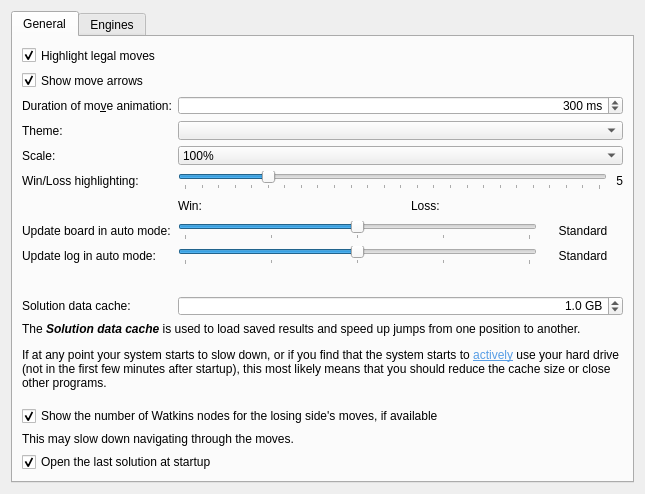
The window that projects/gui/ui/settingsdlg.ui (tolius/solver) describes before a commit, drawn with Qt 5.
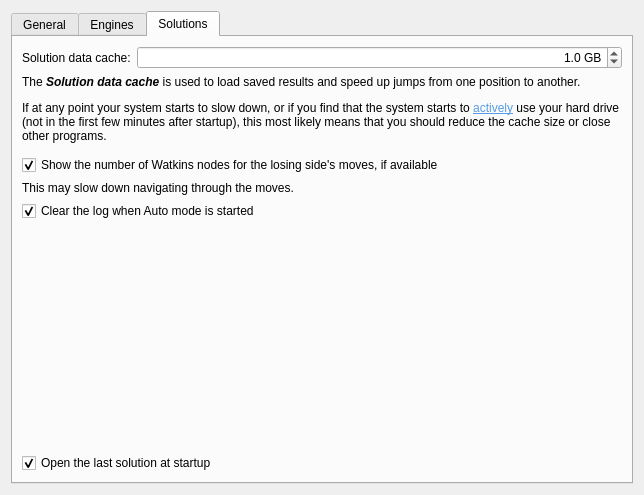
The same window after the commit. The open tabs and pages were chosen to show the change.

Commit message: display additional info on the Results tab

The edit to the form file:
```diff
--- a/projects/gui/ui/settingsdlg.ui
+++ b/projects/gui/ui/settingsdlg.ui
@@ -6,8 +6,8 @@
    <rect>
     <x>0</x>
     <y>0</y>
-    <width>645</width>
-    <height>494</height>
+    <width>644</width>
+    <height>495</height>
    </rect>
   </property>
   <property name="sizePolicy">
@@ -269,48 +269,6 @@
            </item>
           </layout>
          </item>
-         <item row="9" column="0">
-          <spacer name="horizontalSpacer">
-           <property name="orientation">
-            <enum>Qt::Horizontal</enum>
-           </property>
-           <property name="sizeHint" stdset="0">
-            <size>
-             <width>40</width>
-             <height>20</height>
-            </size>
-           </property>
-          </spacer>
-         </item>
-         <item row="10" column="0">
-          <widget class="QLabel" name="label_5">
-           <property name="text">
-            <string>Solution data cache:</string>
-           </property>
-          </widget>
-         </item>
-         <item row="10" column="1">
-          <widget class="QDoubleSpinBox" name="m_bookCache">
-           <property name="alignment">
-            <set>Qt::AlignRight|Qt::AlignTrailing|Qt::AlignVCenter</set>
-           </property>
-           <property name="suffix">
-            <string> GB</string>
-           </property>
-           <property name="decimals">
-            <number>1</number>
-           </property>
-           <property name="maximum">
-            <double>999.899999999999977</double>
-           </property>
-           <property name="singleStep">
-            <double>0.500000000000000</double>
-           </property>
-           <property name="value">
-            <double>1.000000000000000</double>
-           </property>
-          </widget>
-         </item>
          <item row="7" column="0">
           <widget class="QLabel" name="label_12">
            <property name="text">
@@ -420,22 +378,6 @@
          </item>
         </layout>
        </item>
-       <item>
-        <widget class="QLabel" name="label_8">
-         <property name="text">
-          <string>&lt;html&gt;&lt;head/&gt;&lt;body&gt;&lt;p&gt;The &lt;span style=&quot; font-weight:600; font-style:italic;&quot;&gt;Solution data cache&lt;/span&gt; is used to load saved results and speed up jumps from one position to another.&lt;/p&gt;&lt;p&gt;If at any point your system starts to slow down, or if you find that the system starts to &lt;a href=&quot;https://www.quora.com/How-can-we-find-out-which-program-is-using-the-most-of-our-disk-resources-in-Windows-10&quot;&gt;&lt;span style=&quot; text-decoration: underline; color:#569de5;&quot;&gt;actively&lt;/span&gt;&lt;/a&gt; use your hard drive (not in the first few minutes after startup), this most likely means that you should reduce the cache size or close other programs.&lt;/p&gt;&lt;/body&gt;&lt;/html&gt;</string>
-         </property>
-         <property name="textFormat">
-          <enum>Qt::RichText</enum>
-         </property>
-         <property name="wordWrap">
-          <bool>true</bool>
-         </property>
-         <property name="openExternalLinks">
-          <bool>true</bool>
-         </property>
-        </widget>
-       </item>
        <item>
         <spacer name="verticalSpacer_3">
          <property name="orientation">
@@ -452,29 +394,6 @@
          </property>
         </spacer>
        </item>
-       <item>
-        <widget class="QCheckBox" name="m_showWatkinsForOpponent">
-         <property name="text">
-          <string>Show the number of Watkins nodes for the losing side's moves, if available</string>
-         </property>
-         <property name="checked">
-          <bool>true</bool>
-         </property>
-        </widget>
-       </item>
-       <item>
-        <widget class="QLabel" name="label_9">
-         <property name="text">
-          <string>This may slow down navigating through the moves.</string>
-         </property>
-         <property name="textFormat">
-          <enum>Qt::AutoText</enum>
-         </property>
-         <property name="wordWrap">
-          <bool>true</bool>
-         </property>
-        </widget>
-       </item>
        <item>
         <spacer name="verticalSpacer_2">
          <property name="orientation">
@@ -488,23 +407,6 @@
          </property>
         </spacer>
        </item>
-       <item>
-        <layout class="QVBoxLayout" name="verticalLayout_3">
-         <property name="topMargin">
-          <number>0</number>
-         </property>
-         <item>
-          <widget class="QCheckBox" name="m_openLastSolution">
-           <property name="text">
-            <string>Open the last solution at startup</string>
-           </property>
-           <property name="checked">
-            <bool>true</bool>
-           </property>
-          </widget>
-         </item>
-        </layout>
-       </item>
       </layout>
      </widget>
      <widget class="QWidget" name="m_enginesTab">
@@ -706,6 +608,141 @@
        </item>
       </layout>
      </widget>
+     <widget class="QWidget" name="m_solutionsTab">
+      <attribute name="title">
+       <string>Solutions</string>
+      </attribute>
+      <layout class="QVBoxLayout" name="verticalLayout_4">
+       <item>
+        <layout class="QFormLayout" name="formLayout">
+         <item row="0" column="0">
+          <widget class="QLabel" name="label_5">
+           <property name="text">
+            <string>Solution data cache:</string>
+           </property>
+          </widget>
+         </item>
+         <item row="0" column="1">
+          <widget class="QDoubleSpinBox" name="m_bookCache">
+           <property name="alignment">
+            <set>Qt::AlignRight|Qt::AlignTrailing|Qt::AlignVCenter</set>
+           </property>
+           <property name="suffix">
+            <string> GB</string>
+           </property>
+           <property name="decimals">
+            <number>1</number>
+           </property>
+           <property name="maximum">
+            <double>999.899999999999977</double>
+           </property>
+           <property name="singleStep">
+            <double>0.500000000000000</double>
+           </property>
+           <property name="value">
+            <double>1.000000000000000</double>
+           </property>
+          </widget>
+         </item>
+        </layout>
+       </item>
+       <item>
+        <widget class="QLabel" name="label_8">
+         <property name="text">
+          <string>&lt;html&gt;&lt;head/&gt;&lt;body&gt;&lt;p&gt;The &lt;span style=&quot; font-weight:600; font-style:italic;&quot;&gt;Solution data cache&lt;/span&gt; is used to load saved results and speed up jumps from one position to another.&lt;/p&gt;&lt;p&gt;If at any point your system starts to slow down, or if you find that the system starts to &lt;a href=&quot;https://www.quora.com/How-can-we-find-out-which-program-is-using-the-most-of-our-disk-resources-in-Windows-10&quot;&gt;&lt;span style=&quot; text-decoration: underline; color:#569de5;&quot;&gt;actively&lt;/span&gt;&lt;/a&gt; use your hard drive (not in the first few minutes after startup), this most likely means that you should reduce the cache size or close other programs.&lt;/p&gt;&lt;/body&gt;&lt;/html&gt;</string>
+         </property>
+         <property name="textFormat">
+          <enum>Qt::RichText</enum>
+         </property>
+         <property name="wordWrap">
+          <bool>true</bool>
+         </property>
+         <property name="openExternalLinks">
+          <bool>true</bool>
+         </property>
+        </widget>
+       </item>
+       <item>
+        <spacer name="verticalSpacer_5">
+         <property name="orientation">
+          <enum>Qt::Vertical</enum>
+         </property>
+         <property name="sizeType">
+          <enum>QSizePolicy::Fixed</enum>
+         </property>
+         <property name="sizeHint" stdset="0">
+          <size>
+           <width>20</width>
+           <height>6</height>
+          </size>
+         </property>
+        </spacer>
+       </item>
+       <item>
+        <widget class="QCheckBox" name="m_showWatkinsForOpponent">
+         <property name="text">
+          <string>Show the number of Watkins nodes for the losing side's moves, if available</string>
+         </property>
+         <property name="checked">
+          <bool>true</bool>
+         </property>
+        </widget>
+       </item>
+       <item>
+        <widget class="QLabel" name="label_9">
+         <property name="text">
+          <string>This may slow down navigating through the moves.</string>
+         </property>
+         <property name="textFormat">
+          <enum>Qt::AutoText</enum>
+         </property>
+         <property name="wordWrap">
+          <bool>true</bool>
+         </property>
+        </widget>
+       </item>
+       <item>
+        <widget class="QCheckBox" name="m_clearLogWhenAutoStarted">
+         <property name="text">
+          <string>Clear the log when Auto mode is started</string>
+         </property>
+         <property name="checked">
+          <bool>true</bool>
+         </property>
+        </widget>
+       </item>
+       <item>
+        <spacer name="verticalSpacer_4">
+         <property name="orientation">
+          <enum>Qt::Vertical</enum>
+         </property>
+         <property name="sizeHint" stdset="0">
+          <size>
+           <width>20</width>
+           <height>40</height>
+          </size>
+         </property>
+        </spacer>
+       </item>
+       <item>
+        <layout class="QVBoxLayout" name="verticalLayout_3">
+         <property name="topMargin">
+          <number>0</number>
+         </property>
+         <item>
+          <widget class="QCheckBox" name="m_openLastSolution">
+           <property name="text">
+            <string>Open the last solution at startup</string>
+           </property>
+           <property name="checked">
+            <bool>true</bool>
+           </property>
+          </widget>
+         </item>
+        </layout>
+       </item>
+      </layout>
+     </widget>
     </widget>
    </item>
   </layout>
```
The commit also changes 11 other files.
